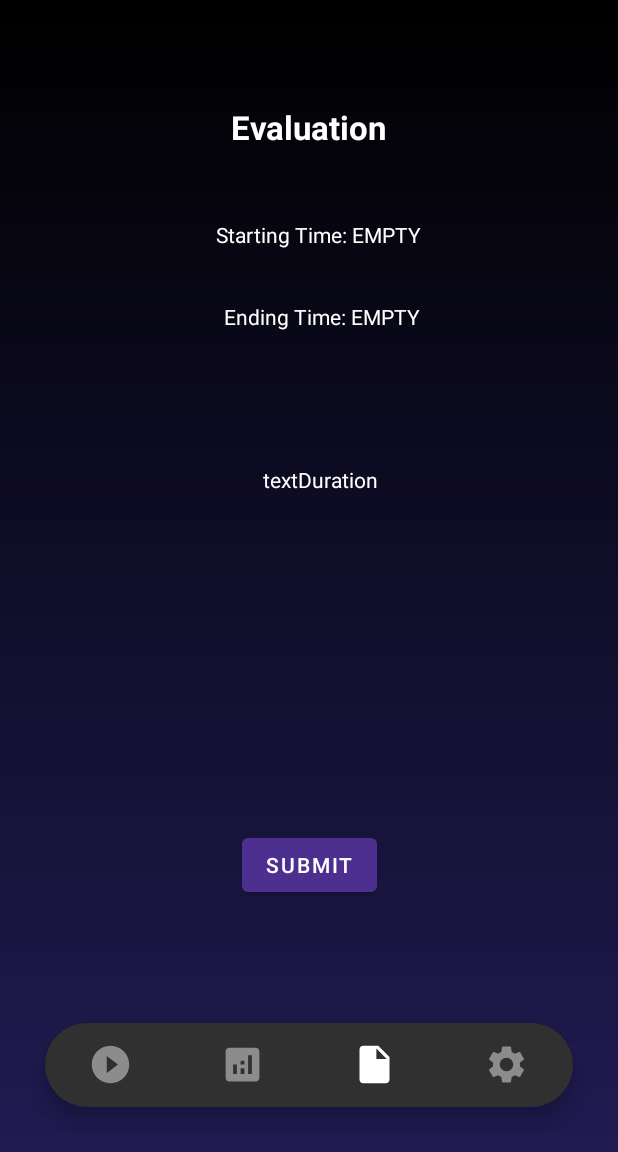
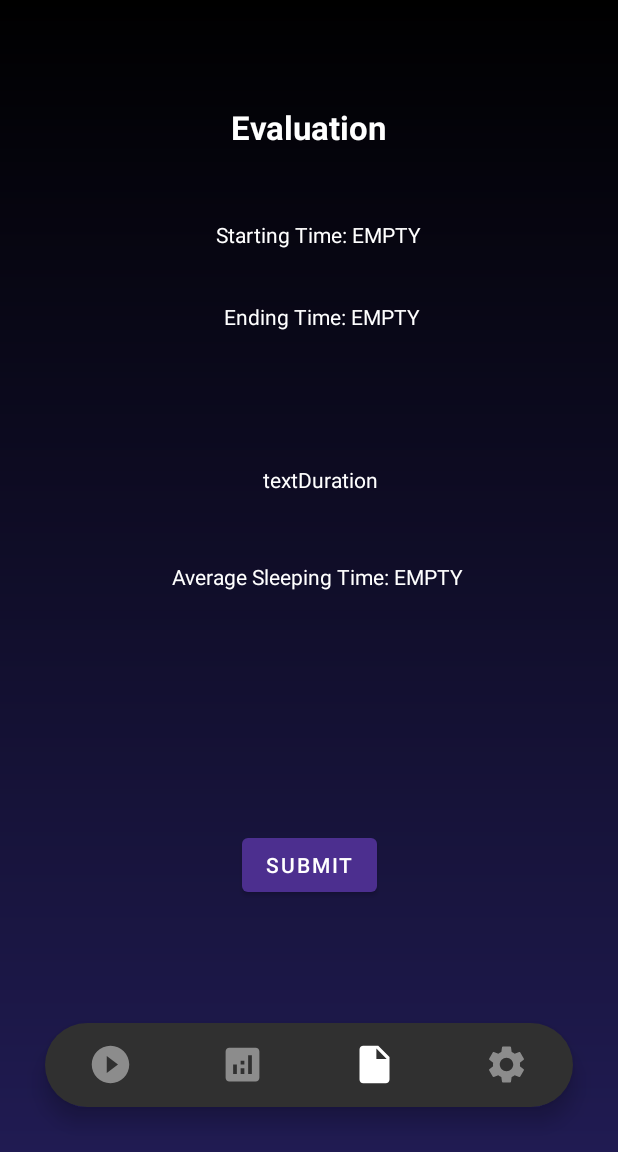
Before and after one commit to sarah2910/SleepTracker3, an Android app: the screen it shows after launch once a user with an empty profile is signed in (HomeActivity), item 3 of the bottom bar chosen, on a phone screen of 412 x 824 dp, the part 84-1236 px from its top. Run offline under Robolectric (Android 15) with nearby library versions, the phone set to English and light mode, and no system bars; our stand-ins replace Firebase (no records; nobody signed in at launch, a user with empty details on screens opened directly); libraries missing offline, so code that uses them is left out: com.firebase.ui; 1 statement that could not run was skipped.

Commit message:
Durchschnittliche Schlafensdauer

```diff
--- a/app/src/main/java/mow/thm/de/sleeptracker3/EvaluationFragment.java
+++ b/app/src/main/java/mow/thm/de/sleeptracker3/EvaluationFragment.java
@@ -5,6 +5,7 @@ import android.media.MediaRecorder;
 import android.os.Build;
 import android.os.Bundle;
 import android.os.Environment;
+import android.renderscript.Sampler;
 import android.util.Log;
 import android.view.LayoutInflater;
 import android.view.View;
@@ -31,6 +32,7 @@ import java.text.ParseException;
 import java.text.SimpleDateFormat;
 import java.time.LocalDateTime;
 import java.time.format.DateTimeFormatter;
+import java.util.ArrayList;
 import java.util.Date;
 import java.util.Objects;
 import java.util.Timer;
@@ -55,7 +57,12 @@ public class EvaluationFragment extends Fragment {
 //    private Button btnShowData;
     private String textStartingTime;
     private String textEndingTime;
-    private float durationHrs;
+    private String durationHrs;
+    private String textDurationHrsAvg;
+    private String dateChild = "";
+
+    ArrayList<String> avgTimeList;
+
     float hoursOfSleep;
 
     private Button submitEvaluationBtn;
@@ -64,6 +71,9 @@ public class EvaluationFragment extends Fragment {
     DatabaseReference databaseReference;
     DatabaseReference startingTime;
     DatabaseReference endingTime;
+    DatabaseReference databaseReferenceH;
+    DatabaseReference databaseReferenceHistory;
+    DatabaseReference databaseReferenceAverage;
 
 
     public EvaluationFragment() {
@@ -107,19 +117,17 @@ public class EvaluationFragment extends Fragment {
 //        btnShowData = (Button)rootView.findViewById(R.id.btnShowData);
         TextView textViewStartingTime = (TextView)rootView.findViewById(R.id.textStartingTime);
         TextView textViewEndingTime = (TextView)rootView.findViewById(R.id.textEndingTime);
-        TextView textViewDurationTime = (TextView)rootView.findViewById(R.id.textDuration);
+        TextView textViewDurationTime = (TextView)rootView.findViewById(R.id.textDurationHrs);
+        TextView textViewDurationTimeAvg = (TextView)rootView.findViewById(R.id.textDurationAvg);
 
         submitEvaluationBtn = (Button)rootView.findViewById(R.id.submitEvaluation);
-
-//        FirebaseDatabase firebaseDatabase = FirebaseDatabase.getInstance();
-//        DatabaseReference databaseReferenceHistory = firebaseDatabase.getReference("History");
 
 
         submitEvaluationBtn.setOnClickListener(new View.OnClickListener() {
             @Override
             public void onClick(View view) {
 
-                if(textStartingTime != null && textEndingTime != null && !Float.isNaN(durationHrs)) {
+                if(textStartingTime != null && textEndingTime != null) {
                     addEvaluationToFirebase();
                     Toast.makeText(Objects.requireNonNull(getActivity()).getApplicationContext(), "Submitted!", Toast.LENGTH_LONG).show();
                 } else {
@@ -139,8 +147,60 @@ public class EvaluationFragment extends Fragment {
         String userChild = currentFirebaseUser.getUid()+"";
 
         databaseReference = database.getReference("MovementTime");
+        databaseReferenceH = database.getReference("History");
+
         startingTime = databaseReference.child(userChild).child("startingTime");
         endingTime = databaseReference.child(userChild).child("endingTime");
+
+        databaseReferenceHistory = databaseReferenceH.child(userChild).child("Average");
+
+        DatabaseReference databaseReferenceUser = databaseReferenceH.child(userChild);
+
+        databaseReferenceUser.addValueEventListener(new ValueEventListener() {
+            @Override
+            public void onDataChange(@NonNull DataSnapshot snapshot) {
+                avgTimeList = new ArrayList<>();
+
+                for(DataSnapshot dsp : snapshot.getChildren()) {
+
+                    Object durationChild = dsp.child("duration").getValue();
+                    if(durationChild != null) {
+                        Object userVal = dsp.getValue();
+//                        System.out.println("!!!!TEST!!!!: " + userVal);
+//                        System.out.println("2. !!!!TEST!!!!: " + dsp.child("duration").getValue());
+                        avgTimeList.add(durationChild.toString());
+                    }
+
+                }
+
+            }
+
+            @Override
+            public void onCancelled(@NonNull DatabaseError error) {
+
+            }
+        });
+
+        databaseReferenceHistory.addValueEventListener(new ValueEventListener() {
+            @Override
+            public void onDataChange(@NonNull DataSnapshot snapshot) {
+                String duration = snapshot.getValue(String.class);
+                System.out.println("AVG: " + duration);
+                textDurationHrsAvg = duration;
+
+                if(textDurationHrsAvg != null) {
+                    textViewDurationTimeAvg.setText("Average Sleeping Time: " + textDurationHrsAvg + " hours!");
+                } else {
+                    textViewDurationTimeAvg.setText("Average Sleeping Time: EMPTY");
+                }
+
+            }
+
+            @Override
+            public void onCancelled(@NonNull DatabaseError error) {
+
+            }
+        });
 
         startingTime.addValueEventListener(new ValueEventListener() {
 
@@ -207,6 +267,8 @@ public class EvaluationFragment extends Fragment {
                 Toast.makeText(Objects.requireNonNull(getActivity()).getApplicationContext(), "ERROR", Toast.LENGTH_SHORT).show();
             }
         });
+
+
 //                if (textStartingTime != null) {
 //                    textViewStartingTime.setText("Starting Time: "+textStartingTime);
 //                } else {
@@ -228,16 +290,40 @@ public class EvaluationFragment extends Fragment {
         assert currentFirebaseUser != null;
         String userChild = currentFirebaseUser.getUid()+"";
 
-        String dateChild = "";
 
         dateChild = textStartingTime.substring(0,10); // Datum ohne Uhrzeit
 
-        durationHrs = hoursOfSleep;
+        durationHrs = hoursOfSleep+"";
+        String durationHrsAvg = calcAvgHrs();
 
         History history = new History(textStartingTime, textEndingTime, durationHrs);
 
         FirebaseDatabase firebaseDatabase = FirebaseDatabase.getInstance();
         DatabaseReference databaseReferenceHistory = firebaseDatabase.getReference("History");
+
+        databaseReferenceHistory.child(userChild+"").child("Average").setValue(durationHrsAvg);
         databaseReferenceHistory.child(userChild+"").child(dateChild).setValue(history);
+
+    }
+
+    public String calcAvgHrs() {
+
+        float res = 0;
+
+        if(avgTimeList.isEmpty()) {
+            return "";
+
+        } else {
+            float tmp = 0;
+            for(int i=0; i<avgTimeList.size(); i++) {
+                tmp = Float.parseFloat(avgTimeList.get(i));
+//                System.out.println("avgTimeList: "+avgTimeList.get(i)+" - tmp: " + tmp);
+                res += tmp;
+            }
+            res /= avgTimeList.size();
+        }
+
+//        return durationHrs+"";
+        return res+"";
     }
 }
--- a/app/src/main/res/layout/fragment_evaluation.xml
+++ b/app/src/main/res/layout/fragment_evaluation.xml
@@ -59,7 +59,7 @@
         app:layout_constraintVertical_bias="0.269" />
 
     <TextView
-        android:id="@+id/textDuration"
+        android:id="@+id/textDurationHrs"
         android:layout_width="wrap_content"
         android:layout_height="wrap_content"
         android:text="textDuration "
@@ -70,6 +70,18 @@
         app:layout_constraintStart_toStartOf="parent"
         app:layout_constraintTop_toTopOf="parent"
         app:layout_constraintVertical_bias="0.414" />
+
+    <TextView
+        android:id="@+id/textDurationAvg"
+        android:layout_width="wrap_content"
+        android:layout_height="wrap_content"
+        android:text="textDurationAvg"
+        android:textColor="@color/white"
+        app:layout_constraintBottom_toBottomOf="parent"
+        app:layout_constraintEnd_toEndOf="parent"
+        app:layout_constraintHorizontal_bias="0.528"
+        app:layout_constraintStart_toStartOf="parent"
+        app:layout_constraintTop_toTopOf="parent" />
 
     <Button
         android:id="@+id/submitEvaluation"
```
Also changed, not shown: app/src/main/java/mow/thm/de/sleeptracker3/History.java (+4 -5 lines).
